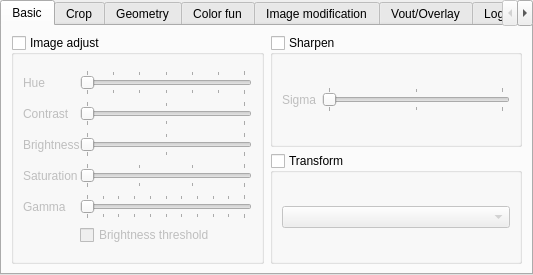
The window that modules/gui/qt4/ui/video_effects.ui (omunroe-com/ubtvlc) describes before a commit, drawn with Qt 5.
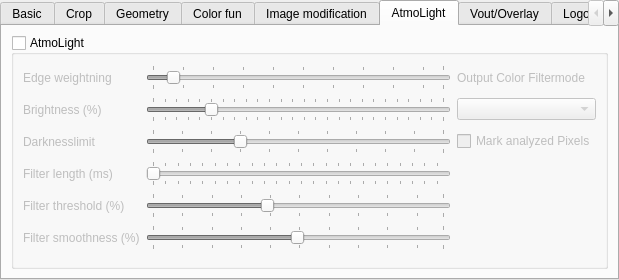
The same window after the commit. The open tabs and pages were chosen to show the change.

Patch:
```diff
--- a/modules/gui/qt4/ui/video_effects.ui
+++ b/modules/gui/qt4/ui/video_effects.ui
@@ -1,12 +1,12 @@
 <ui version="4.0" >
  <class>ExtVideoWidget</class>
- <widget class="QTabWidget" name="ExtVideoWidget" >
-  <property name="geometry" >
+ <widget class="QTabWidget" name="ExtVideoWidget">
+  <property name="geometry">
    <rect>
     <x>0</x>
     <y>0</y>
-    <width>533</width>
-    <height>275</height>
+    <width>619</width>
+    <height>280</height>
    </rect>
   </property>
   <property name="currentIndex" >
@@ -665,8 +665,251 @@
     </item>
    </layout>
   </widget>
-  <widget class="QWidget" name="tab_9" >
-   <attribute name="title" >
+  <widget class="QWidget" name="tab_atmo">
+   <property name="enabled">
+    <bool>true</bool>
+   </property>
+   <attribute name="title">
+    <string>AtmoLight</string>
+   </attribute>
+   <layout class="QGridLayout">
+    <item row="0" column="0">
+     <widget class="QGroupBox" name="atmoEnable">
+      <property name="title">
+       <string>AtmoLight</string>
+      </property>
+      <property name="checkable">
+       <bool>true</bool>
+      </property>
+      <property name="checked">
+       <bool>false</bool>
+      </property>
+      <layout class="QGridLayout">
+       <item row="0" column="0">
+        <widget class="QLabel" name="label_37">
+         <property name="text">
+          <string>Edge weightning</string>
+         </property>
+        </widget>
+       </item>
+       <item row="0" column="1">
+        <widget class="QSlider" name="atmoEdgeweightningSlider">
+         <property name="minimum">
+          <number>1</number>
+         </property>
+         <property name="maximum">
+          <number>30</number>
+         </property>
+         <property name="pageStep">
+          <number>5</number>
+         </property>
+         <property name="value">
+          <number>3</number>
+         </property>
+         <property name="orientation">
+          <enum>Qt::Horizontal</enum>
+         </property>
+         <property name="tickPosition">
+          <enum>QSlider::TicksBothSides</enum>
+         </property>
+         <property name="tickInterval">
+          <number>3</number>
+         </property>
+        </widget>
+       </item>
+       <item row="0" column="2">
+        <widget class="QLabel" name="label_40">
+         <property name="text">
+          <string>Output Color Filtermode</string>
+         </property>
+        </widget>
+       </item>
+       <item row="1" column="0">
+        <widget class="QLabel" name="label_38">
+         <property name="text">
+          <string>Brightness (%)</string>
+         </property>
+        </widget>
+       </item>
+       <item row="1" column="1">
+        <widget class="QSlider" name="atmoBrightnessSlider">
+         <property name="minimum">
+          <number>50</number>
+         </property>
+         <property name="maximum">
+          <number>300</number>
+         </property>
+         <property name="pageStep">
+          <number>10</number>
+         </property>
+         <property name="value">
+          <number>100</number>
+         </property>
+         <property name="orientation">
+          <enum>Qt::Horizontal</enum>
+         </property>
+         <property name="tickPosition">
+          <enum>QSlider::TicksBothSides</enum>
+         </property>
+         <property name="tickInterval">
+          <number>10</number>
+         </property>
+        </widget>
+       </item>
+       <item row="1" column="2">
+        <widget class="QComboBox" name="atmoFiltermodeCombo"/>
+       </item>
+       <item row="2" column="0">
+        <widget class="QLabel" name="label_39">
+         <property name="text">
+          <string>Darknesslimit</string>
+         </property>
+        </widget>
+       </item>
+       <item row="2" column="1">
+        <widget class="QSlider" name="atmoDarknesslimitSlider">
+         <property name="minimum">
+          <number>0</number>
+         </property>
+         <property name="maximum">
+          <number>10</number>
+         </property>
+         <property name="pageStep">
+          <number>10</number>
+         </property>
+         <property name="value">
+          <number>3</number>
+         </property>
+         <property name="orientation">
+          <enum>Qt::Horizontal</enum>
+         </property>
+         <property name="tickPosition">
+          <enum>QSlider::TicksBothSides</enum>
+         </property>
+         <property name="tickInterval">
+          <number>1</number>
+         </property>
+        </widget>
+       </item>
+       <item row="2" column="2">
+        <widget class="QCheckBox" name="atmoShowdotsCheck">
+         <property name="text">
+          <string>Mark analyzed Pixels</string>
+         </property>
+        </widget>
+       </item>
+       <item row="3" column="0">
+        <widget class="QLabel" name="label_41">
+         <property name="text">
+          <string>Filter length (ms)</string>
+         </property>
+        </widget>
+       </item>
+       <item row="3" column="1">
+        <widget class="QSlider" name="atmoMeanlengthSlider">
+         <property name="minimum">
+          <number>300</number>
+         </property>
+         <property name="maximum">
+          <number>5000</number>
+         </property>
+         <property name="singleStep">
+          <number>10</number>
+         </property>
+         <property name="pageStep">
+          <number>50</number>
+         </property>
+         <property name="value">
+          <number>300</number>
+         </property>
+         <property name="orientation">
+          <enum>Qt::Horizontal</enum>
+         </property>
+         <property name="tickPosition">
+          <enum>QSlider::TicksBothSides</enum>
+         </property>
+         <property name="tickInterval">
+          <number>200</number>
+         </property>
+        </widget>
+       </item>
+       <item row="4" column="0">
+        <widget class="QLabel" name="label_42">
+         <property name="text">
+          <string>Filter threshold (%)</string>
+         </property>
+        </widget>
+       </item>
+       <item row="4" column="1">
+        <widget class="QSlider" name="atmoMeanthresholdSlider">
+         <property name="minimum">
+          <number>1</number>
+         </property>
+         <property name="maximum">
+          <number>100</number>
+         </property>
+         <property name="singleStep">
+          <number>1</number>
+         </property>
+         <property name="pageStep">
+          <number>10</number>
+         </property>
+         <property name="value">
+          <number>40</number>
+         </property>
+         <property name="orientation">
+          <enum>Qt::Horizontal</enum>
+         </property>
+         <property name="tickPosition">
+          <enum>QSlider::TicksBothSides</enum>
+         </property>
+         <property name="tickInterval">
+          <number>10</number>
+         </property>
+        </widget>
+       </item>
+       <item row="5" column="0">
+        <widget class="QLabel" name="label_43">
+         <property name="text">
+          <string>Filter smoothness (%)</string>
+         </property>
+        </widget>
+       </item>
+       <item row="5" column="1">
+        <widget class="QSlider" name="atmoPercentnewSlider">
+         <property name="minimum">
+          <number>1</number>
+         </property>
+         <property name="maximum">
+          <number>100</number>
+         </property>
+         <property name="singleStep">
+          <number>1</number>
+         </property>
+         <property name="pageStep">
+          <number>10</number>
+         </property>
+         <property name="value">
+          <number>50</number>
+         </property>
+         <property name="orientation">
+          <enum>Qt::Horizontal</enum>
+         </property>
+         <property name="tickPosition">
+          <enum>QSlider::TicksBothSides</enum>
+         </property>
+         <property name="tickInterval">
+          <number>10</number>
+         </property>
+        </widget>
+       </item>
+      </layout>
+     </widget>
+    </item>
+   </layout>
+  </widget>
+  <widget class="QWidget" name="tab_9">
+   <attribute name="title">
     <string>Vout/Overlay</string>
    </attribute>
    <layout class="QGridLayout" >
```
Left out of the diff: 915 changed lines with no effect on the pictures.
